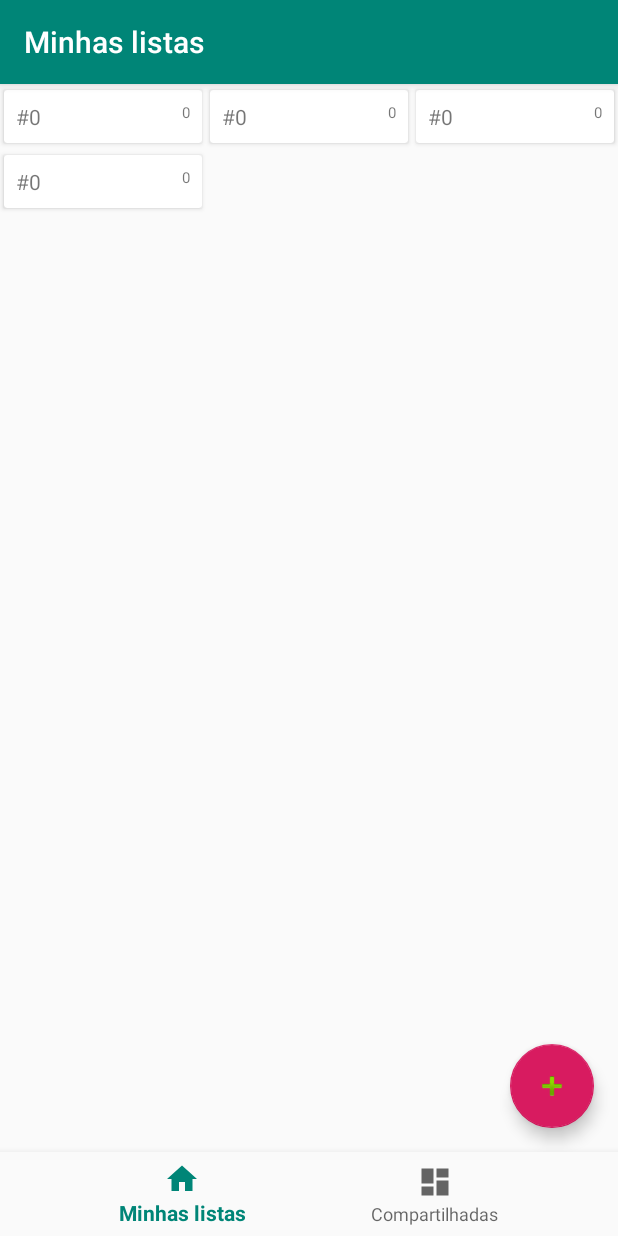
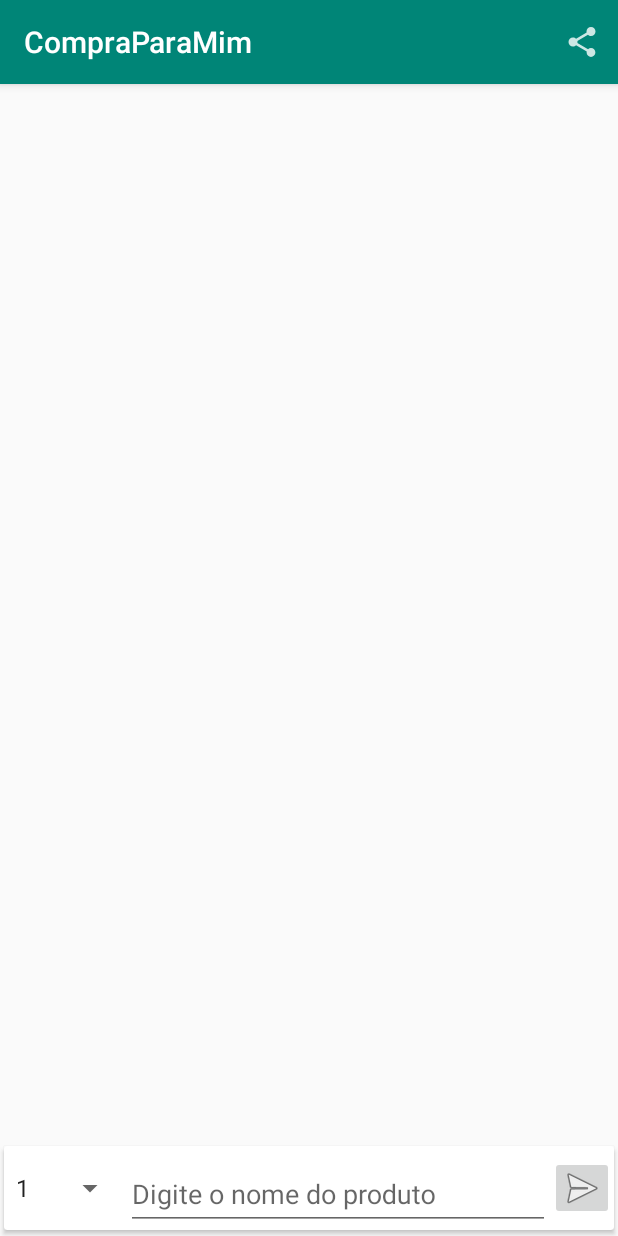
Before and after one commit to raphaelframos/listacompras, an Android app: the screen it shows after launch (MainActivity before the commit, NewListActivity after it), on a phone screen of 412 x 824 dp. Run offline under Robolectric (Android 15) with nearby library versions, the phone set to English and light mode, and no system bars; our stand-ins replace Firebase (no records; nobody signed in at launch, a user with empty details on screens opened directly), navigation-ui.

Commit message:
Criando senha para compartilhamento

```diff
--- a/app/src/main/java/com/powellapps/compraparamim/MainActivity.kt
+++ b/app/src/main/java/com/powellapps/compraparamim/MainActivity.kt
@@ -1,5 +1,6 @@
 package com.powellapps.compraparamim
 
+import android.content.Intent
 import android.os.Bundle
 import com.google.android.material.bottomnavigation.BottomNavigationView
 import androidx.appcompat.app.AppCompatActivity
@@ -7,6 +8,7 @@ import androidx.navigation.findNavController
 import androidx.navigation.ui.AppBarConfiguration
 import androidx.navigation.ui.setupActionBarWithNavController
 import androidx.navigation.ui.setupWithNavController
+import com.powellapps.compraparamim.ui.newlist.NewListActivity
 
 class MainActivity : AppCompatActivity() {
 
@@ -23,5 +25,9 @@ class MainActivity : AppCompatActivity() {
         )
         setupActionBarWithNavController(navController, appBarConfiguration)
         navView.setupWithNavController(navController)
+
+        //temporario
+        val it = Intent(this, NewListActivity::class.java)
+        startActivity(it)
     }
 }
--- a/app/src/main/java/com/powellapps/compraparamim/ui/newlist/NewListActivity.kt
+++ b/app/src/main/java/com/powellapps/compraparamim/ui/newlist/NewListActivity.kt
@@ -2,6 +2,8 @@ package com.powellapps.compraparamim.ui.newlist
 
 import androidx.appcompat.app.AppCompatActivity
 import android.os.Bundle
+import android.view.Menu
+import android.view.MenuItem
 import android.widget.ArrayAdapter
 import android.widget.AutoCompleteTextView
 import android.widget.ImageButton
@@ -12,6 +14,7 @@ import androidx.recyclerview.widget.LinearLayoutManager
 import androidx.recyclerview.widget.RecyclerView
 import com.powellapps.compraparamim.R
 import com.powellapps.compraparamim.repository.FirebaseRepository
+import com.powellapps.compraparamim.utils.Utils
 
 class NewListActivity : AppCompatActivity() {
 
@@ -35,6 +38,7 @@ class NewListActivity : AppCompatActivity() {
         })
 
 
+        Utils().generateRandomPassword()
 
 
 
@@ -64,4 +68,21 @@ class NewListActivity : AppCompatActivity() {
         )
         editTextName.setAdapter(adapter)
     }
+
+    override fun onCreateOptionsMenu(menu: Menu?): Boolean {
+        menuInflater.inflate(R.menu.new_list_menu, menu)
+        return super.onCreateOptionsMenu(menu)
+    }
+
+    override fun onOptionsItemSelected(item: MenuItem?): Boolean {
+
+        if (item != null) {
+            when(item.itemId){
+                R.id.item_share -> {
+
+                }
+            }
+        }
+        return super.onOptionsItemSelected(item)
+    }
 }
--- a/app/src/main/java/com/powellapps/compraparamim/utils/Utils.kt
+++ b/app/src/main/java/com/powellapps/compraparamim/utils/Utils.kt
@@ -1,6 +1,7 @@
 package com.powellapps.compraparamim.utils
 
 import android.util.Log
+import java.security.MessageDigest
 
 class Utils {
 
@@ -10,5 +11,12 @@ class Utils {
         Log.v(COMPRA_PRA_MIM, s);
     }
 
+    fun generateRandomPassword(): String {
+        val STRING_CHARACTERS = ('0'..'z').toList().toTypedArray()
+        val password = (1..4).map { STRING_CHARACTERS.random() }.joinToString("")
+        show(password)
+        return password.toLowerCase()
+    }
+
 
 }
--- /dev/null
+++ b/app/src/main/res/drawable-anydpi/ic_action_share.xml
@@ -0,0 +1,11 @@
+<vector xmlns:android="http://schemas.android.com/apk/res/android"
+    android:width="24dp"
+    android:height="24dp"
+    android:viewportWidth="24"
+    android:viewportHeight="24"
+    android:tint="#FFFFFF"
+    android:alpha="0.8">
+    <path
+        android:fillColor="#FF000000"
+        android:pathData="M18,16.08c-0.76,0 -1.44,0.3 -1.96,0.77L8.91,12.7c0.05,-0.23 0.09,-0.46 0.09,-0.7s-0.04,-0.47 -0.09,-0.7l7.05,-4.11c0.54,0.5 1.25,0.81 2.04,0.81 1.66,0 3,-1.34 3,-3s-1.34,-3 -3,-3 -3,1.34 -3,3c0,0.24 0.04,0.47 0.09,0.7L8.04,9.81C7.5,9.31 6.79,9 6,9c-1.66,0 -3,1.34 -3,3s1.34,3 3,3c0.79,0 1.5,-0.31 2.04,-0.81l7.12,4.16c-0.05,0.21 -0.08,0.43 -0.08,0.65 0,1.61 1.31,2.92 2.92,2.92 1.61,0 2.92,-1.31 2.92,-2.92s-1.31,-2.92 -2.92,-2.92z"/>
+</vector>
--- /dev/null
+++ b/app/src/main/res/menu/new_list_menu.xml
@@ -0,0 +1,10 @@
+<?xml version="1.0" encoding="utf-8"?>
+<menu xmlns:android="http://schemas.android.com/apk/res/android"
+    xmlns:app="http://schemas.android.com/apk/res-auto">
+
+    <item
+        android:id="@+id/item_share"
+        app:showAsAction="always"
+        android:icon="@drawable/ic_action_share"
+        android:title="@string/compartilhar" />
+</menu>
--- a/app/src/main/res/values/strings.xml
+++ b/app/src/main/res/values/strings.xml
@@ -4,6 +4,7 @@
     <string name="title_dashboard">Dashboard</string>
     <string name="title_notifications">Notifications</string>
     <string name="minhas_listas">Minhas listas</string>
+    <string name="compartilhar">Compartilhar</string>
 
     <string-array name="amount">
         <item>1</item>
@@ -17,4 +18,7 @@
         <item>9</item>
         <item>10</item>
     </string-array>
+
+    <!-- TODO: Remove or change this placeholder text -->
+    <string name="hello_blank_fragment">Hello blank fragment</string>
 </resources>
```
Also changed, not shown: app/src/main/java/com/powellapps/compraparamim/ui/newlist/ShareListFragment.kt (added, +26 -0 lines), app/src/main/res/layout/fragment_share_list.xml (added, +14 -0 lines), app/src/main/res/drawable-hdpi/ic_action_share.png (added), app/src/main/res/drawable-mdpi/ic_action_share.png (added), app/src/main/res/drawable-xhdpi/ic_action_share.png (added), app/src/main/res/drawable-xxhdpi/ic_action_share.png (added).
